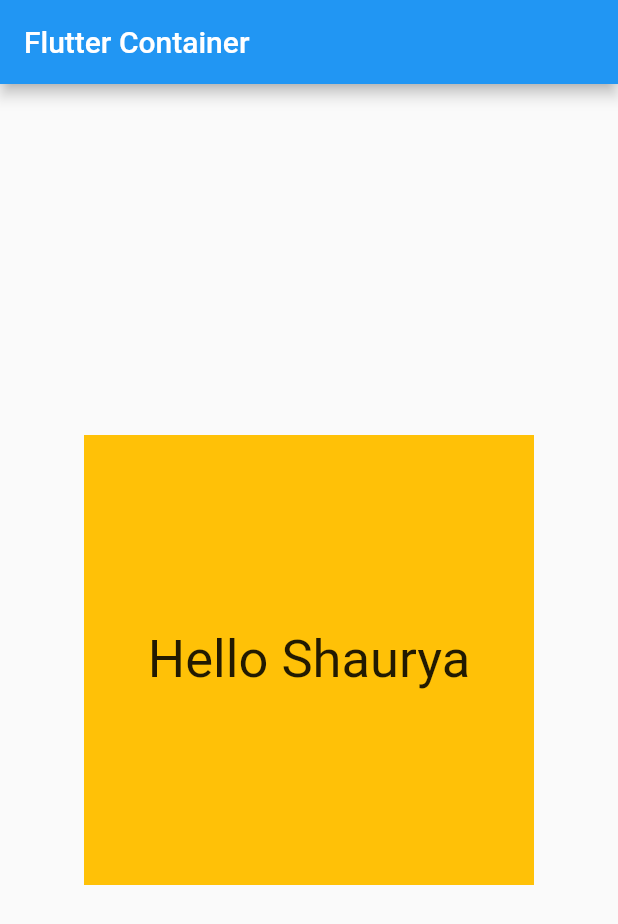
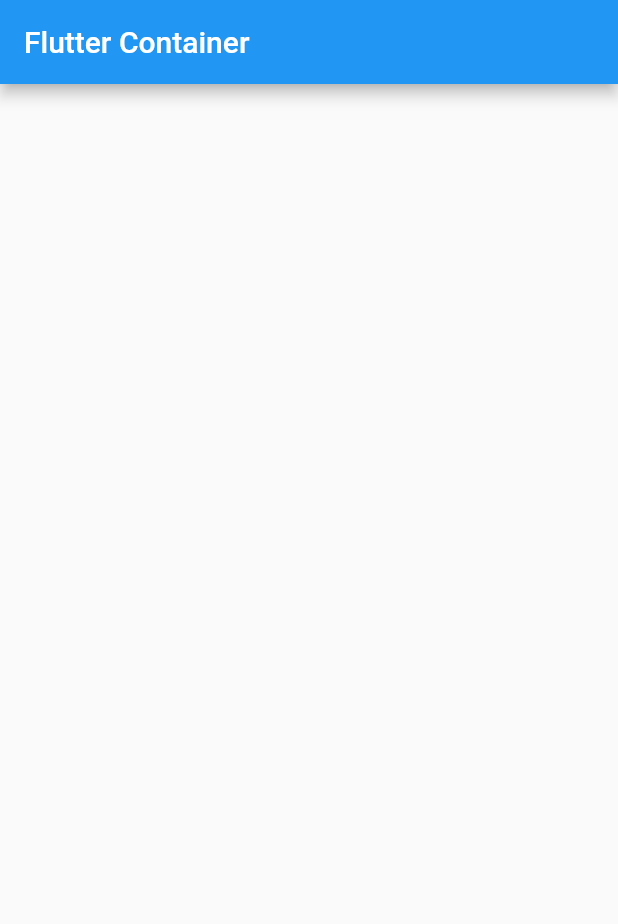
Before and after one commit to shaurya019/Flutter_container, a Flutter app: the screen it shows after launch, on a phone screen of 412 x 824 dp. Shown: the top 924 px of the screen. Run offline on Flutter 3.47's test engine with Material 2 defaults, Android fonts, the phone set to English and light mode, and no system bars.

Commit message:
2 commit

```diff
--- a/lib/main.dart
+++ b/lib/main.dart
@@ -46,14 +46,23 @@ class _MyHomePageState extends State<MyHomePage> {
       appBar: AppBar(
         title: Text('Flutter Container'),
       ),
-      body:Center(
-        child:Container(
-            width:300,
-            height:300,
-            color: Colors.amber,
-            child:Center( child: Text('Hello Shaurya',style: TextStyle(fontSize: 35),),)
-        ),
-      )
+
+    //   body: TextButton(
+    //   child:Text('Click Me'),
+    // onPressed: (){
+    // print('Shaurya');
+    // },
+    // onLongPress: (){
+    // print('Pratap');
+    // },
+      // body:Center(
+      //   child:Container(
+      //       width:300,
+      //       height:300,
+      //       color: Colors.amber,
+      //       child:Center( child: Text('Hello Shaurya',style: TextStyle(fontSize: 35),),)
+      //   ),
+      // )
     );
   }
 }
```
